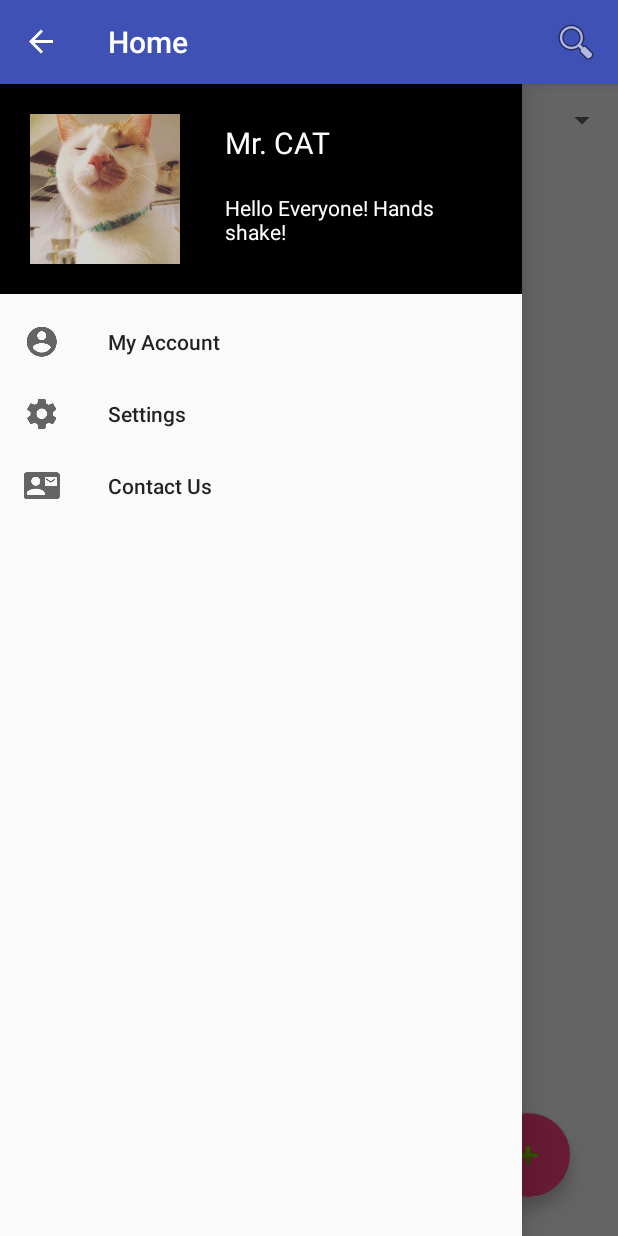
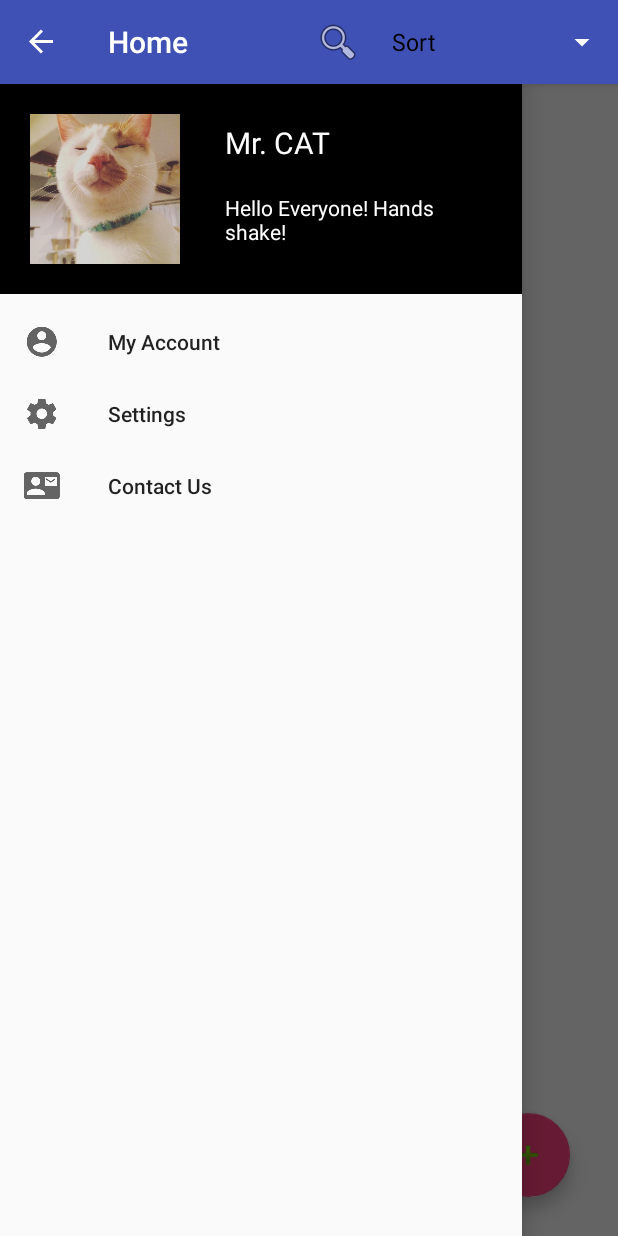
Before and after one commit to YanYanJan/FinalProject, an Android app: the postlistActivity screen opened directly, with no data from a screen before it, with the side drawer open, on a phone screen of 412 x 824 dp. Run offline under Robolectric (Android 15) with nearby library versions, the phone set to English and light mode, and no system bars.

Commit message:
spinner sort

```diff
--- a/app/src/main/java/com/example/yanyan/finalproject/Post.java
+++ b/app/src/main/java/com/example/yanyan/finalproject/Post.java
@@ -115,6 +115,7 @@ public class Post {
     }
 
 
+
 //    public static Comparator<Post> ratecompare = new Comparator<Post>() {
 //
 //        public int compare(Post p1, Post p2) {
--- a/app/src/main/java/com/example/yanyan/finalproject/PostDetailActivity.java
+++ b/app/src/main/java/com/example/yanyan/finalproject/PostDetailActivity.java
@@ -63,9 +63,7 @@ public class PostDetailActivity extends AppCompatActivity {
         final String audiopath =this.getIntent().getExtras().getString("record");
         final String datetime = this.getIntent().getExtras().getString("datetime");
         String bookcoverurl =this.getIntent().getExtras().getString("bookcover");
-
-
-        Picasso.with(this).load(Uri.parse(bookcoverurl)).error(R.drawable.ic_launcher_background).into(bookcover);
+//        Picasso.with(this).load(Uri.parse(bookcoverurl)).error(R.drawable.ic_launcher_background).into(bookcover);
 
         titleTV.setText(title);
         authorTV.setText(author);
--- a/app/src/main/java/com/example/yanyan/finalproject/postlistActivity.java
+++ b/app/src/main/java/com/example/yanyan/finalproject/postlistActivity.java
@@ -68,9 +68,7 @@ public class postlistActivity extends AppCompatActivity {
         setContentView(R.layout.post_list);
 
         mContext = this;
-        contactbtn = findViewById(R.id.contact);
         create = findViewById(R.id.create);
-        sortSpinner =findViewById(R.id.sort);
 
         mpostlist = findViewById(R.id.post_list);
         myDB = new DatabaseHelper(this);
@@ -85,28 +83,7 @@ public class postlistActivity extends AppCompatActivity {
         navigationView = (NavigationView) findViewById(R.id.nav_view);
         setupDrawerContent(navigationView);
 
-        //set the spinners of sorting
-        String[] sortalg = new String[]{"Sort by", "Newly Added","Highest Rate"};
-        ArrayAdapter<String> sortadpter = new ArrayAdapter<String>(this, android.R.layout.simple_spinner_dropdown_item, sortalg);
-        sortSpinner.setAdapter(sortadpter);
 
-        sortSpinner.setOnItemSelectedListener(new AdapterView.OnItemSelectedListener() {
-            @Override
-            public void onItemSelected(AdapterView<?> parent, View view, int position, long id) {
-                String sortby =sortSpinner.getSelectedItem().toString();
-                if (sortby.equals("Highest Rate")){
-                    populateListview(sorthighest());
-                }
-                else{
-                    populateListview(getPostlist());
-                }
-            }
-
-            @Override
-            public void onNothingSelected(AdapterView<?> adapterView) {
-
-            }
-        });
 
         // click the list_item
         mpostlist.setOnItemClickListener( new AdapterView.OnItemClickListener(){
@@ -144,28 +121,37 @@ public class postlistActivity extends AppCompatActivity {
 
         });
 
-        //contact us by writing an email
-
-        contactbtn.setOnClickListener(new View.OnClickListener() {
-            @Override
-            public void onClick(View view) {
-
-                Intent intent = new Intent(Intent.ACTION_MAIN);
-                intent.addCategory(Intent.CATEGORY_APP_EMAIL);
-                intent.putExtra(Intent.EXTRA_EMAIL, "yany@oxy.edu");
-                intent.putExtra(Intent.EXTRA_SUBJECT, "Subject");
-//                startActivity(intent);
-                startActivity(Intent.createChooser(intent, "ChoseEmailClient"));
-
-            }
-        });
     }
 
     @Override
     public boolean onCreateOptionsMenu(Menu menu) {
         getMenuInflater().inflate(R.menu.menu_search, menu);
         MenuItem item = menu.findItem(R.id.menuSearch);
+        MenuItem spinner = menu.findItem(R.id.spinner);
         searchView = (SearchView) item.getActionView();
+        sortSpinner =(Spinner) MenuItemCompat.getActionView(spinner);
+        String[] sortalg = new String[]{"Sort", "Newly Added","Highest Rate"};
+        ArrayAdapter<String> sortadpter = new ArrayAdapter<String>(this, android.R.layout.simple_spinner_dropdown_item, sortalg);
+        sortSpinner.setAdapter(sortadpter);
+        sortSpinner.setOnItemSelectedListener(new AdapterView.OnItemSelectedListener() {
+            @Override
+            public void onItemSelected(AdapterView<?> parent, View view, int position, long id) {
+                String sortby =sortSpinner.getSelectedItem().toString();
+                if (sortby.equals("Highest Rate")){
+                    populateListview(sorthighest());
+                }
+                else{
+                    populateListview(getPostlist());
+                }
+            }
+
+            @Override
+            public void onNothingSelected(AdapterView<?> adapterView) {
+
+            }
+        });
+
+
         searchView.setOnQueryTextListener(new SearchView.OnQueryTextListener() {
             @Override
             public boolean onQueryTextSubmit(String s) {
@@ -189,6 +175,9 @@ public class postlistActivity extends AppCompatActivity {
 
             }
         });
+
+
+
         return true;
     }
 
--- a/app/src/main/res/layout/post_list.xml
+++ b/app/src/main/res/layout/post_list.xml
@@ -10,33 +10,11 @@
         android:layout_height="match_parent">
 
 
-        <RelativeLayout
-            android:id="@+id/fixed_bar"
-            android:layout_width="match_parent"
-            android:layout_height="wrap_content">
-
-            <ImageButton
-                android:id="@+id/contact"
-                android:layout_width="45dp"
-                android:layout_height="40dp"
-                android:layout_alignParentStart="true"
-                android:layout_centerVertical="true"
-                app:srcCompat="@android:drawable/ic_dialog_email" />
-
-            <Spinner
-                android:id="@+id/sort"
-                android:layout_width="wrap_content"
-                android:layout_height="wrap_content"
-                android:layout_alignParentRight="true"
-                android:layout_centerVertical="true" />
-
-        </RelativeLayout>
-
         <ListView
             android:id="@+id/post_list"
             android:layout_width="match_parent"
             android:layout_height="wrap_content"
-            android:layout_below="@+id/fixed_bar" />
+            />
 
         <android.support.design.widget.FloatingActionButton
             android:id="@+id/create"
--- a/app/src/main/res/menu/menu_search.xml
+++ b/app/src/main/res/menu/menu_search.xml
@@ -9,4 +9,11 @@
         app:showAsAction="ifRoom|collapseActionView"
         ></item>
 
+    <item
+        android:id="@+id/spinner"
+        android:title="Spinner"
+        app:actionViewClass="android.widget.Spinner"
+        android:background="@color/white"
+        app:showAsAction="always" />
+
 </menu>
```
Also changed, not shown: app/src/main/java/com/example/yanyan/finalproject/newpostActivity.java (+70 -76 lines).
